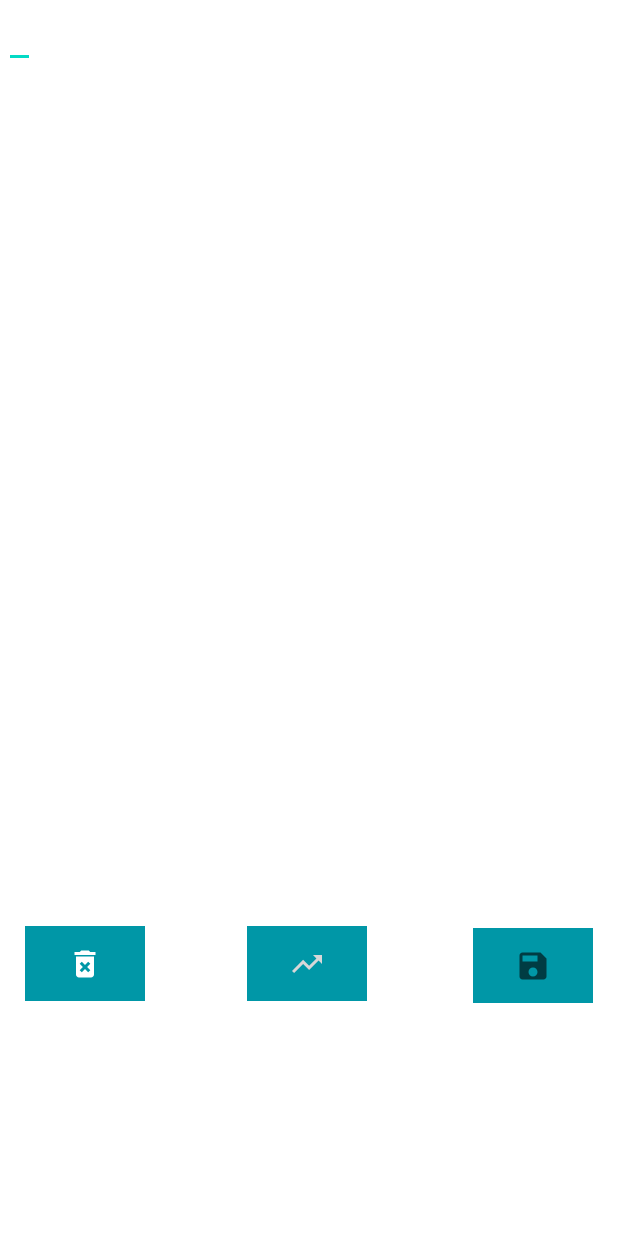
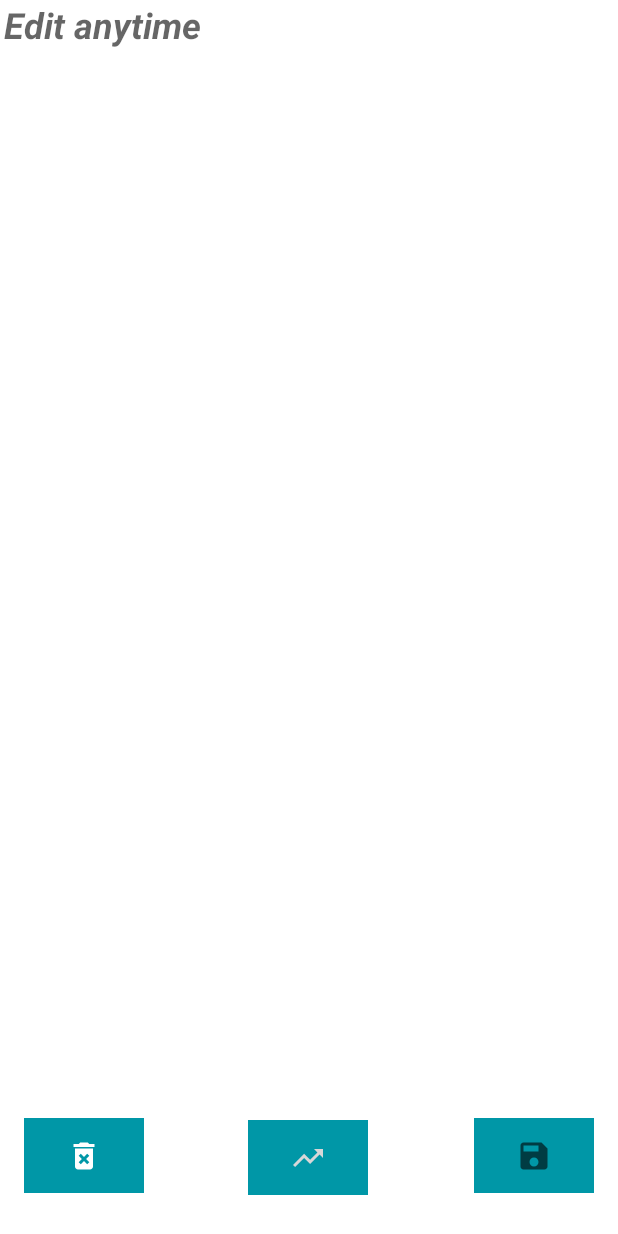
Before and after one commit to Kwansleep/Memotask-android, an Android app: the MemoEditActivity screen opened directly, with no data from a screen before it, on a phone screen of 412 x 824 dp. Run offline under Robolectric (Android 15) with nearby library versions, the phone set to English and light mode, and no system bars; 1 statement that could not run was skipped.

Commit message:
final version of memo 1.2

```diff
--- a/app/src/main/java/stormhack21/memotask/ui/MemoListActivity.java
+++ b/app/src/main/java/stormhack21/memotask/ui/MemoListActivity.java
@@ -39,6 +39,9 @@ public class MemoListActivity extends AppCompatActivity {
     protected void onCreate(Bundle savedInstanceState) {
         super.onCreate(savedInstanceState);
         setContentView(R.layout.activity_memo_list);
+        memoManager = MemoManager.getInstance();
+
+
         ImageButton imageButton = (ImageButton)findViewById(R.id.addbtn);
         imageButton.setOnClickListener(new View.OnClickListener() {
             @Override
@@ -47,13 +50,12 @@ public class MemoListActivity extends AppCompatActivity {
                 startActivity(intent);
             }
         });
-        memoManager = MemoManager.getInstance();
+
 
         recyclerView = findViewById(R.id.memoList);
         adapter = new MyAdapter(this);
         recyclerView.setAdapter(adapter);
         recyclerView.setLayoutManager(new LinearLayoutManager(this));
-
 
         // set up bottom Nav bar
         BottomNavigationView navigation = findViewById(R.id.bottom_navigation_memo);
--- a/app/src/main/res/layout/activity_memo_edit.xml
+++ b/app/src/main/res/layout/activity_memo_edit.xml
@@ -28,7 +28,11 @@
                 android:layout_height="wrap_content"
                 android:layout_marginBottom="44dp"
                 android:autofillHints=""
+                android:background="@null"
+                android:hint="Edit anytime"
                 android:textColor="#050505"
+                android:textSize="24sp"
+                android:textStyle="bold|italic"
                 app:layout_constraintBottom_toBottomOf="parent"
                 app:layout_constraintEnd_toEndOf="parent"
                 app:layout_constraintHorizontal_bias="0.5"
@@ -51,10 +55,10 @@
         android:textStyle="bold"
         app:layout_constraintBottom_toBottomOf="parent"
         app:layout_constraintEnd_toEndOf="parent"
-        app:layout_constraintHorizontal_bias="0.93"
+        app:layout_constraintHorizontal_bias="0.931"
         app:layout_constraintStart_toEndOf="@+id/delete"
         app:layout_constraintTop_toBottomOf="@+id/scrollView2"
-        app:layout_constraintVertical_bias="0.254" />
+        app:layout_constraintVertical_bias="0.862" />
 
     <ImageButton
         android:id="@+id/delete"
@@ -69,10 +73,10 @@
         android:textStyle="bold"
         app:layout_constraintBottom_toBottomOf="parent"
         app:layout_constraintEnd_toEndOf="parent"
-        app:layout_constraintHorizontal_bias="0.051"
+        app:layout_constraintHorizontal_bias="0.048"
         app:layout_constraintStart_toStartOf="parent"
         app:layout_constraintTop_toBottomOf="@+id/scrollView2"
-        app:layout_constraintVertical_bias="0.25" />
+        app:layout_constraintVertical_bias="0.862" />
 
     <ImageButton
         android:id="@+id/upgradebtn"
@@ -81,10 +85,10 @@
         android:background="#0097A7"
         app:layout_constraintBottom_toBottomOf="parent"
         app:layout_constraintEnd_toStartOf="@+id/save"
-        app:layout_constraintHorizontal_bias="0.492"
+        app:layout_constraintHorizontal_bias="0.496"
         app:layout_constraintStart_toEndOf="@+id/delete"
         app:layout_constraintTop_toBottomOf="@+id/scrollView2"
-        app:layout_constraintVertical_bias="0.25"
+        app:layout_constraintVertical_bias="0.87"
         app:srcCompat="@drawable/ic_baseline_trending_up_24" />
 
 
--- a/app/src/main/res/layout/frag1_layout.xml
+++ b/app/src/main/res/layout/frag1_layout.xml
@@ -27,7 +27,10 @@
                 android:layout_width="wrap_content"
                 android:layout_height="wrap_content"
                 android:layout_marginBottom="44dp"
-                android:autofillHints=""
+                android:background="@null"
+                android:hint="Write Down Your Idea"
+                android:textSize="24sp"
+                android:textStyle="bold|italic"
                 app:layout_constraintBottom_toBottomOf="parent"
                 app:layout_constraintEnd_toEndOf="parent"
                 app:layout_constraintHorizontal_bias="0.5"
```
Also changed, not shown: app/src/main/java/stormhack21/memotask/ui/MemoActivity.java (+5 -11 lines), app/src/main/res/layout/activity_memo_list.xml (+18 -12 lines), app/src/main/res/layout/memo_activity.xml (+8 -6 lines).
